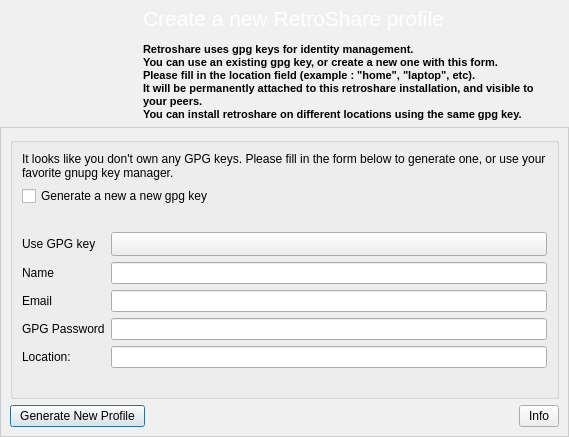
Old version of the form retroshare-gui/src/gui/GenCertDialog.ui in the repository RetroShare/RetroShare.
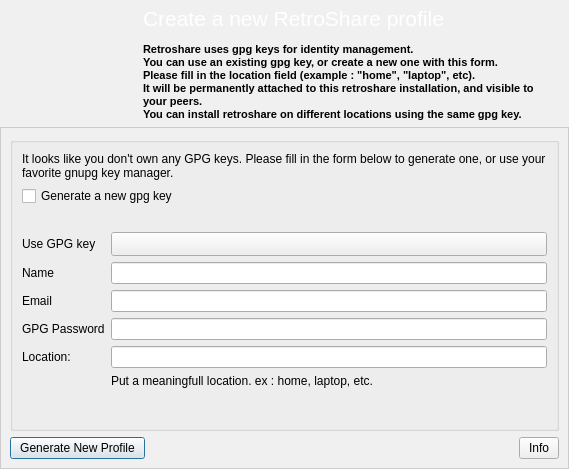
New version of the form. Icons and pictures are not drawn.

Commit message: add some validators for gpg key gen

Patch:
```diff
--- a/retroshare-gui/src/gui/GenCertDialog.ui
+++ b/retroshare-gui/src/gui/GenCertDialog.ui
@@ -7,7 +7,7 @@
     <x>0</x>
     <y>0</y>
     <width>569</width>
-    <height>437</height>
+    <height>469</height>
    </rect>
   </property>
   <property name="sizePolicy">
@@ -715,7 +715,14 @@
             </widget>
            </item>
            <item row="5" column="1">
-            <widget class="QLineEdit" name="genLoc"/>
+            <widget class="QLineEdit" name="location_input"/>
+           </item>
+           <item row="6" column="1">
+            <widget class="QLabel" name="label_location2">
+             <property name="text">
+              <string>Put a meaningfull location. ex : home, laptop, etc.</string>
+             </property>
+            </widget>
            </item>
           </layout>
          </item>
@@ -741,7 +748,7 @@
             </size>
            </property>
            <property name="text">
-            <string>Generate a new a new gpg key</string>
+            <string>Generate a new gpg key</string>
            </property>
            <property name="icon">
             <iconset resource="images.qrc">
```
Left out of the diff: 2 changed lines with no effect on the pictures. The commit also changes 1 other file.
